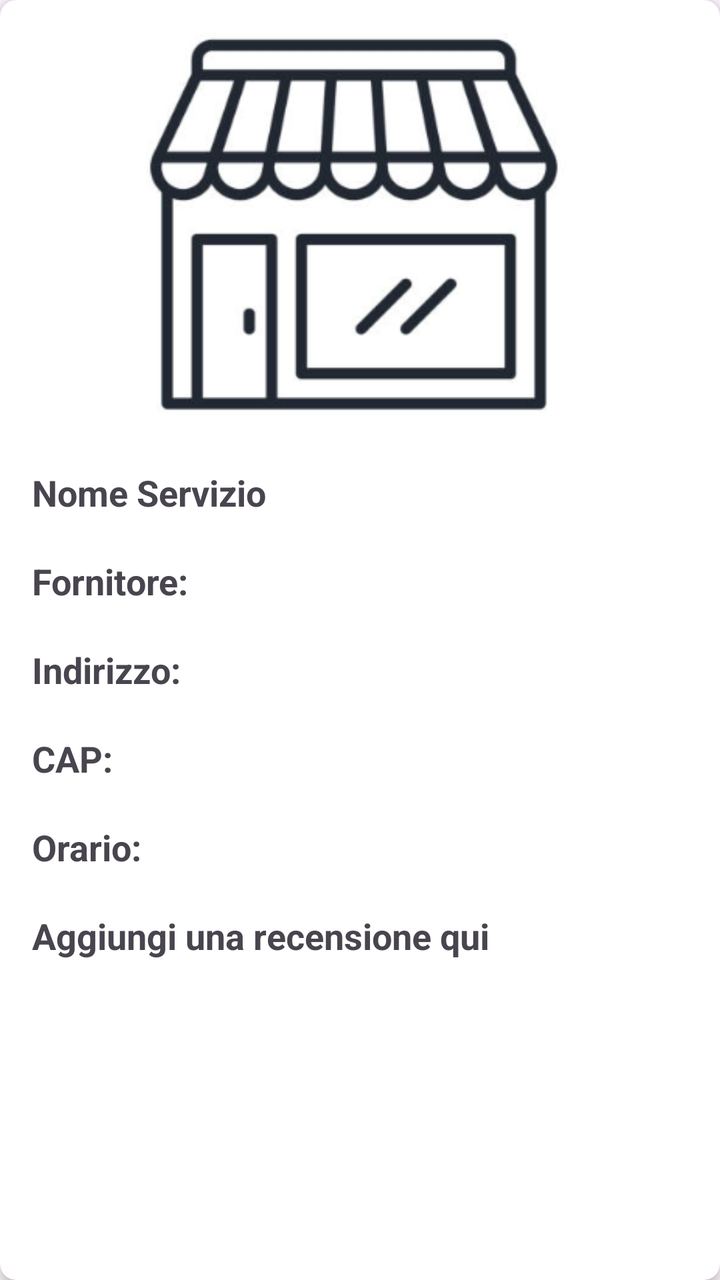
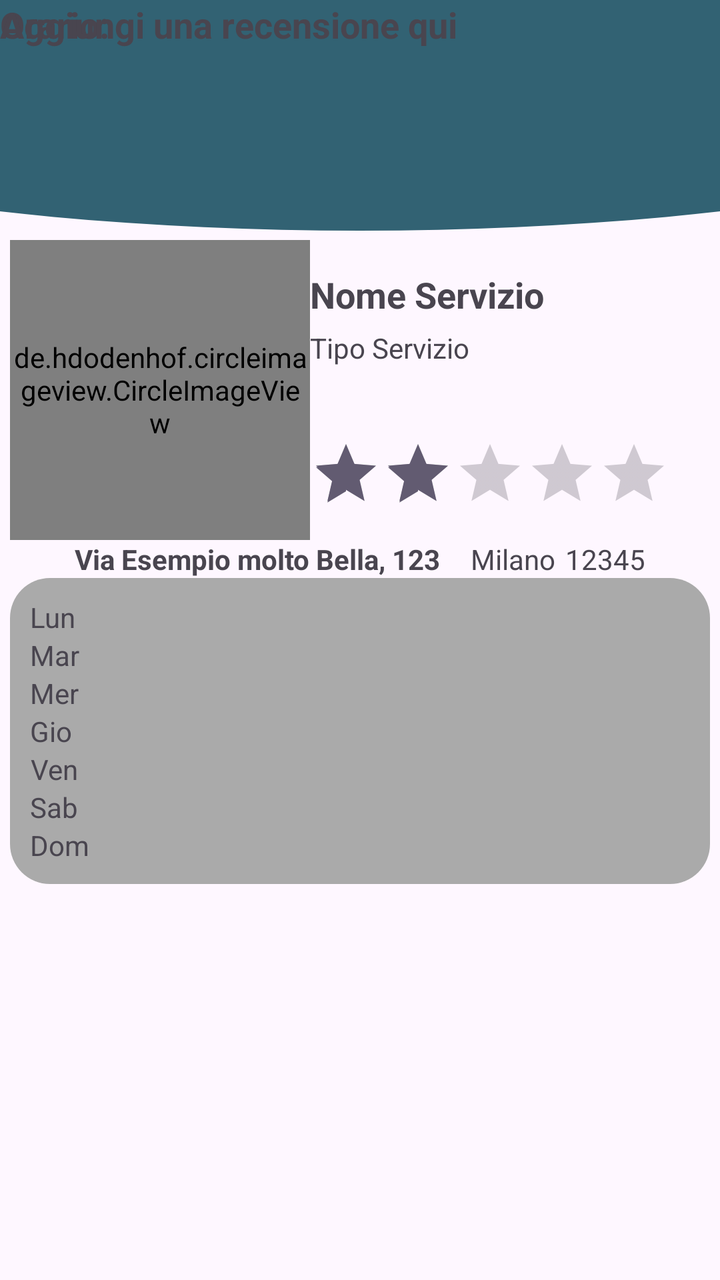

Two renders of the same Android screen: before a commit and after it. Below are the layout's source before the change and the commit's diff.
<!-- AndroidManifest.xml: application theme Theme.AppPet -->
<!-- res/layout/activity_profilo_servizio.xml -->
<?xml version="1.0" encoding="utf-8"?>
<androidx.cardview.widget.CardView xmlns:android="http://schemas.android.com/apk/res/android"
    android:layout_width="match_parent"
    android:layout_height="wrap_content"
    xmlns:app="http://schemas.android.com/apk/res-auto"
    android:layout_margin="8dp"
    app:cardCornerRadius="8dp"
    app:cardElevation="4dp"
    >



    <LinearLayout
        android:layout_width="match_parent"
        android:layout_height="wrap_content"
        android:orientation="vertical"
        android:padding="16dp">


        <ImageView
            android:id="@+id/imgService"
            android:layout_width="match_parent"
            android:layout_height="200dp"
            android:scaleType="centerCrop"
            android:src="@drawable/img_service"
            android:layout_marginBottom="10dp"

            />



        <TextView
            android:id="@+id/txtTitle"
            android:layout_width="match_parent"
            android:layout_height="wrap_content"
            android:text="Nome Servizio"
            android:textSize="18dp"
            android:textStyle="bold"
            android:layout_marginTop="8dp"
            android:layout_marginBottom="20dp"/>


        <TextView
            android:id="@+id/FornitProfAtt"
            android:layout_width="match_parent"
            android:layout_height="wrap_content"
            android:layout_marginBottom="20dp"
            android:textStyle="bold"
            android:text="Fornitore:"
            android:textSize="18dp" />

        <TextView
            android:id="@+id/IndirizzoProfAtt"
            android:layout_width="match_parent"
            android:layout_height="wrap_content"
            android:layout_marginBottom="20dp"
            android:text="Indirizzo:"
            android:textSize="18dp"
            android:textStyle="bold"/>


        <TextView
            android:id="@+id/Cap"
            android:layout_width="match_parent"
            android:layout_height="wrap_content"
            android:layout_marginBottom="20dp"
            android:text="CAP:"
            android:textSize="18dp"
            android:textStyle="bold"/>

        <TextView
            android:id="@+id/OrarioProfAtt"
            android:layout_width="match_parent"
            android:layout_height="wrap_content"
            android:layout_marginBottom="20dp"
            android:text="Orario:"
            android:textSize="18dp"
            android:textStyle="bold"
            />


        <TextView
            android:id="@+id/Recensione"
            android:layout_width="match_parent"
            android:layout_height="wrap_content"
            android:layout_marginBottom="20dp"
            android:text="Aggiungi una recensione qui"
            android:textSize="18dp"
            android:textStyle="bold"
            />

    </LinearLayout>
</androidx.cardview.widget.CardView>
<!-- resources referenced by this layout -->
<resources>
  <!-- drawable img_service: png bitmap (drawable, 42403 bytes) -->
  <style name="Theme.AppPet" parent="Base.Theme.AppPet" />
  <style name="Base.Theme.AppPet" parent="Theme.Material3.DayNight.NoActionBar">
          
          
      </style>
</resources>

<!-- the commit's change to res/layout/activity_profilo_servizio.xml (unified diff, before → after) -->
@@ -1,93 +1,198 @@
 <?xml version="1.0" encoding="utf-8"?>
-<androidx.cardview.widget.CardView xmlns:android="http://schemas.android.com/apk/res/android"
+<RelativeLayout xmlns:android="http://schemas.android.com/apk/res/android"
     android:layout_width="match_parent"
-    android:layout_height="wrap_content"
-    xmlns:app="http://schemas.android.com/apk/res-auto"
-    android:layout_margin="8dp"
-    app:cardCornerRadius="8dp"
-    app:cardElevation="4dp"
-    >
+    android:layout_height="wrap_content">
+
+    <FrameLayout
+        android:id="@+id/header_home"
+        android:layout_width="match_parent"
+        android:layout_height="120dp"
+        android:layout_gravity="top">
+
+        <ImageView
+            android:id="@+id/Pippo"
+            android:layout_width="800dp"
+            android:layout_height="180dp"
+            android:layout_gravity="center"
+            android:layout_marginTop="-35dp"
+            android:src="@drawable/cricle_1" />
+
+    </FrameLayout>
+
+    <LinearLayout
+        android:id="@+id/llInfoServizio"
+        android:layout_below="@id/header_home"
+        android:layout_width="350dp"
+        android:layout_centerHorizontal="true"
+        android:layout_height="wrap_content"
+        android:orientation="horizontal">
+
+        <de.hdodenhof.circleimageview.CircleImageView
+            android:id="@+id/imgService"
+            android:layout_width="150dp"
+            android:layout_height="150dp"
+            android:src="@drawable/img_service" />
+
+        <RelativeLayout
+            android:layout_width="wrap_content"
+            android:layout_height="match_parent">
+
+            <TextView
+                android:id="@+id/tvNomeServizio"
+                android:layout_width="match_parent"
+                android:layout_height="wrap_content"
+                android:layout_marginTop="15dp"
+                android:layout_marginBottom="5dp"
+                android:text="Nome Servizio"
+                android:textSize="18dp"
+                android:textStyle="bold" />
+
+            <TextView
+                android:id="@+id/tvTipoServizio"
+                android:layout_below="@id/tvNomeServizio"
+                android:layout_width="wrap_content"
+                android:layout_height="wrap_content"
+                android:text="Tipo Servizio"/>
+
+            <RatingBar
+                android:id="@+id/rbRatingServizio"
+                android:layout_width="wrap_content"
+                android:layout_height="wrap_content"
+                android:layout_alignParentBottom="true"
+                android:layout_marginBottom="15dp"
+                style="?android:attr/ratingBarStyleIndicator"
+                android:rating="2"/>
+
+        </RelativeLayout>
+
+
+
+
+
+        </LinearLayout>
 
 
 
     <LinearLayout
-        android:layout_width="match_parent"
+        android:id="@+id/llIndirizzoServizio"
+        android:layout_below="@id/llInfoServizio"
+        android:layout_width="350dp"
+        android:layout_centerHorizontal="true"
         android:layout_height="wrap_content"
-        android:orientation="vertical"
-        android:padding="16dp">
+        android:orientation="horizontal"
+        android:gravity="center">
+
+        <TextView
+            android:id="@+id/tvIndirizzoServizio"
+            android:layout_width="wrap_content"
+            android:layout_height="wrap_content"
+            android:text="Via Esempio molto Bella, 123"
+            android:textStyle="bold"/>
+
+        <TextView
+            android:id="@+id/tvCityServizio"
+            android:layout_width="wrap_content"
+            android:layout_height="wrap_content"
+            android:text="Milano"
+            android:layout_marginLeft="15dp"
+            android:layout_marginRight="5dp"/>
+
+        <TextView
+            android:id="@+id/tvCapServizio"
+            android:layout_width="wrap_content"
+            android:layout_height="wrap_content"
+            android:text="12345"/>
+
+    </LinearLayout>
+
+    <LinearLayout
+        android:layout_below="@id/llIndirizzoServizio"
+        android:layout_centerHorizontal="true"
+        android:layout_width="350dp"
+        android:layout_height="wrap_content"
+        android:background="@drawable/rounded_rectangle"
+        android:backgroundTint="@color/grey">
+
+        <LinearLayout
+            android:layout_width="match_parent"
+            android:layout_height="wrap_content"
+            android:orientation="vertical"
+            android:padding="10dp">
+
+            <TextView
+                android:gravity="center_horizontal"
+                android:layout_width="wrap_content"
+                android:layout_height="wrap_content"
+                android:layout_weight="1"
+                android:text="Lun"/>
+
+            <TextView
+                android:gravity="center_horizontal"
+                android:layout_width="wrap_content"
+                android:layout_height="wrap_content"
+                android:layout_weight="1"
+                android:text="Mar"/>
+
+            <TextView
+                android:gravity="center_horizontal"
+                android:layout_width="wrap_content"
+                android:layout_height="wrap_content"
+                android:layout_weight="1"
+                android:text="Mer"/>
+
+            <TextView
+                android:gravity="center_horizontal"
+                android:layout_width="wrap_content"
+                android:layout_height="wrap_content"
+                android:layout_weight="1"
+                android:text="Gio"/>
+
+            <TextView
+                android:gravity="center_horizontal"
+                android:layout_width="wrap_content"
+                android:layout_height="wrap_content"
+                android:layout_weight="1"
+                android:text="Ven"/>
+
+            <TextView
+                android:gravity="center_horizontal"
+                android:layout_width="wrap_content"
+                android:layout_height="wrap_content"
+                android:layout_weight="1"
+                android:text="Sab"/>
+
+            <TextView
+                android:gravity="center_horizontal"
+                android:layout_width="wrap_content"
+                android:layout_height="wrap_content"
+                android:layout_weight="1"
+                android:text="Dom"/>
 
 
-        <ImageView
-            android:id="@+id/imgService"
-            android:layout_width="match_parent"
-            android:layout_height="200dp"
-            android:scaleType="centerCrop"
-            android:src="@drawable/img_service"
-            android:layout_marginBottom="10dp"
-
-            />
+        </LinearLayout>
 
 
 
-        <TextView
-            android:id="@+id/txtTitle"
-            android:layout_width="match_parent"
-            android:layout_height="wrap_content"
-            android:text="Nome Servizio"
-            android:textSize="18dp"
-            android:textStyle="bold"
-            android:layout_marginTop="8dp"
-            android:layout_marginBottom="20dp"/>
+    </LinearLayout>
+
+    <TextView
+        android:id="@+id/OrarioProfAtt"
+        android:layout_width="match_parent"
+        android:layout_height="wrap_content"
+        android:layout_marginBottom="20dp"
+        android:text="Orario:"
+        android:textSize="18dp"
+        android:textStyle="bold" />
 
 
-        <TextView
-            android:id="@+id/FornitProfAtt"
-            android:layout_width="match_parent"
-            android:layout_height="wrap_content"
-            android:layout_marginBottom="20dp"
-            android:textStyle="bold"
-            android:text="Fornitore:"
-            android:textSize="18dp" />
-
-        <TextView
-            android:id="@+id/IndirizzoProfAtt"
-            android:layout_width="match_parent"
-            android:layout_height="wrap_content"
-            android:layout_marginBottom="20dp"
-            android:text="Indirizzo:"
-            android:textSize="18dp"
-            android:textStyle="bold"/>
+    <TextView
+        android:id="@+id/Recensione"
+        android:layout_width="match_parent"
+        android:layout_height="wrap_content"
+        android:layout_marginBottom="20dp"
+        android:text="Aggiungi una recensione qui"
+        android:textSize="18dp"
+        android:textStyle="bold" />
 
 
-        <TextView
-            android:id="@+id/Cap"
-            android:layout_width="match_parent"
-            android:layout_height="wrap_content"
-            android:layout_marginBottom="20dp"
-            android:text="CAP:"
-            android:textSize="18dp"
-            android:textStyle="bold"/>
-
-        <TextView
-            android:id="@+id/OrarioProfAtt"
-            android:layout_width="match_parent"
-            android:layout_height="wrap_content"
-            android:layout_marginBottom="20dp"
-            android:text="Orario:"
-            android:textSize="18dp"
-            android:textStyle="bold"
-            />
-
-
-        <TextView
-            android:id="@+id/Recensione"
-            android:layout_width="match_parent"
-            android:layout_height="wrap_content"
-            android:layout_marginBottom="20dp"
-            android:text="Aggiungi una recensione qui"
-            android:textSize="18dp"
-            android:textStyle="bold"
-            />
-
-    </LinearLayout>
-</androidx.cardview.widget.CardView>
+</RelativeLayout>
<!-- resource entries referenced after the edit -->
@@ -1,7 +1,30 @@
 <!-- resources referenced by this layout -->
 <resources>
+  <color name="grey">#aaa</color>
+  <!-- drawable cricle_1 (drawable) -->
+  <?xml version="1.0" encoding="utf-8"?>
+  <shape xmlns:android="http://schemas.android.com/apk/res/android"
+      android:shape="oval">
+  
+      <solid
+          android:color="@color/Blu_base"/>
+  
+  </shape>
   <!-- drawable img_service: png bitmap (drawable, 42403 bytes) -->
+  <!-- drawable rounded_rectangle (drawable) -->
+  <?xml version="1.0" encoding="utf-8"?>
+  <shape xmlns:android="http://schemas.android.com/apk/res/android"
+      android:shape="rectangle">
+  
+      <solid
+          android:color="@color/Blu_base"/>
+  
+      <corners
+          android:radius="20dp"/>
+  
+  </shape>
   <style name="Theme.AppPet" parent="Base.Theme.AppPet" />
+  <color name="Blu_base">#326273</color>
   <style name="Base.Theme.AppPet" parent="Theme.Material3.DayNight.NoActionBar">
           
           
